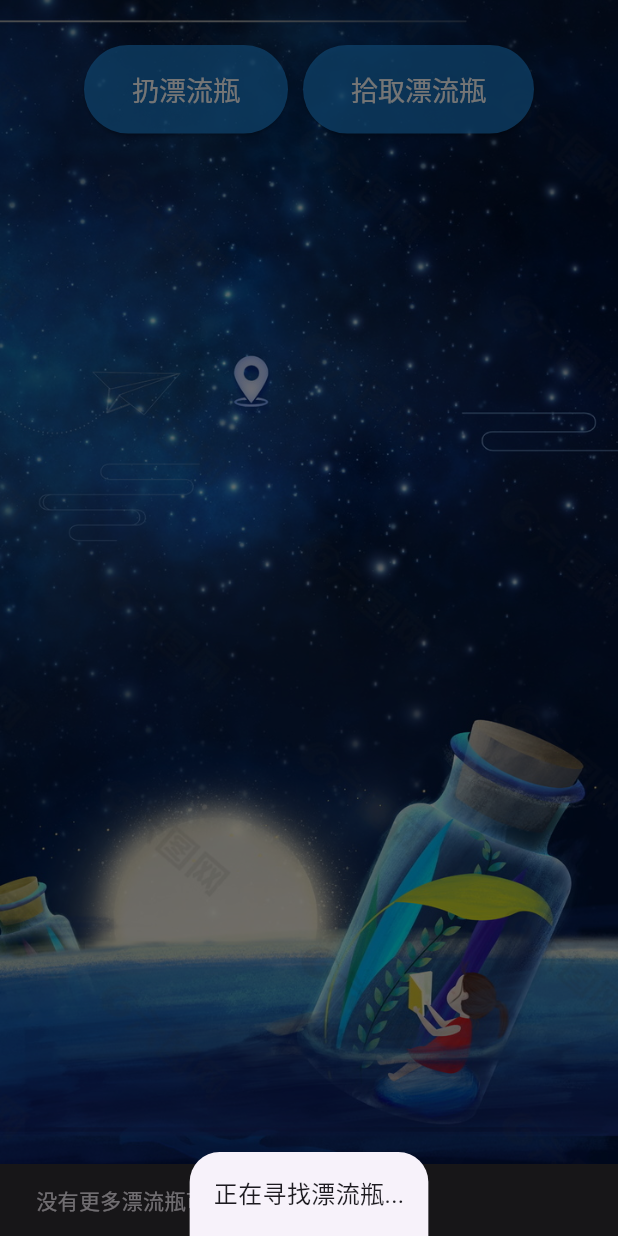
After one commit to xiangxiang3451/EMMOApp, a Flutter app: the DriftBottlePage screen opened directly, after a tap on "拾取漂流瓶", on a phone screen of 412 x 824 dp. The commit adds this screen. Run offline on Flutter 3.47's test engine with Material 3 defaults, Android fonts, the phone set to English and light mode, and no system bars; our stand-ins replace cloud_firestore, firebase_auth, firebase_core, geocoding, geolocator, google_maps_flutter and 2 more; missing offline and left inert: mailer; accounts and stored records are empty.

Commit message:
add bottle

```diff
--- a/lib/main.dart
+++ b/lib/main.dart
@@ -9,12 +9,14 @@ void main() async {
 }
 
 class MyApp extends StatelessWidget {
+  const MyApp({super.key});
+
   @override
   Widget build(BuildContext context) {
     return MaterialApp(
       title: 'Flutter App',
       theme: ThemeData(primarySwatch: Colors.blue),
-      home: LoginScreen(),
+      home: const LoginScreen(),
     );
   }
 }
--- /dev/null
+++ b/lib/screens/driftBottlePage.dart
@@ -0,0 +1,295 @@
+import 'package:flutter/material.dart';
+import 'package:emmo/services/firebase_service.dart';
+
+class DriftBottlePage extends StatefulWidget {
+  @override
+  _DriftBottlePageState createState() => _DriftBottlePageState();
+}
+
+class _DriftBottlePageState extends State<DriftBottlePage> {
+  final FirebaseService _firebaseService = FirebaseService();
+  final TextEditingController _bottleController = TextEditingController();
+  final TextEditingController _responseController = TextEditingController();
+  Map<String, dynamic>? _currentBottle;
+
+  bool _isLoadingThrow = false; // 扔漂流瓶的加载状态
+  bool _isLoadingResponse = false; // 回复漂流瓶的加载状态
+  bool _isLoadingPick = false; // 拾取漂流瓶的加载状态
+
+  /// 扔漂流瓶
+  void _submitBottle() async {
+    final content = _bottleController.text.trim();
+    if (content.isEmpty) {
+      ScaffoldMessenger.of(context).showSnackBar(
+        const SnackBar(content: Text("感受内容不能为空！")),
+      );
+      return;
+    }
+
+    setState(() {
+      _isLoadingThrow = true;
+    });
+
+    try {
+      await _firebaseService.createBottle(content);
+      ScaffoldMessenger.of(context).showSnackBar(
+        const SnackBar(content: Text("漂流瓶已成功投出！")),
+      );
+      _bottleController.clear();
+      Navigator.pop(context); // 关闭弹窗
+    } catch (e) {
+      ScaffoldMessenger.of(context).showSnackBar(
+        SnackBar(content: Text("投出漂流瓶失败：$e")),
+      );
+    } finally {
+      setState(() {
+        _isLoadingThrow = false;
+      });
+    }
+  }
+
+  /// 拾取漂流瓶
+  void _pickBottle() async {
+    setState(() {
+      _isLoadingPick = true;
+    });
+
+    try {
+      final bottle = await _firebaseService.pickBottle();
+      if (bottle != null) {
+        setState(() {
+          _currentBottle = bottle;
+        });
+      } else {
+        ScaffoldMessenger.of(context).showSnackBar(
+          const SnackBar(content: Text("没有更多漂流瓶可拾取！")),
+        );
+      }
+    } catch (e) {
+      ScaffoldMessenger.of(context).showSnackBar(
+        SnackBar(content: Text("拾取漂流瓶失败：$e")),
+      );
+    } finally {
+      setState(() {
+        _isLoadingPick = false;
+      });
+    }
+  }
+
+  /// 回复漂流瓶
+  void _respondToBottle() async {
+    if (_currentBottle == null) {
+      ScaffoldMessenger.of(context).showSnackBar(
+        const SnackBar(content: Text("请先拾取一个漂流瓶！")),
+      );
+      return;
+    }
+
+    final responseContent = _responseController.text.trim();
+    if (responseContent.isEmpty) {
+      ScaffoldMessenger.of(context).showSnackBar(
+        const SnackBar(content: Text("回复内容不能为空！")),
+      );
+      return;
+    }
+
+    setState(() {
+      _isLoadingResponse = true; // 开始加载状态
+    });
+
+    try {
+      await _firebaseService.respondToBottle(_currentBottle!["id"], responseContent);
+      ScaffoldMessenger.of(context).showSnackBar(
+        const SnackBar(content: Text("回应已成功发送！")),
+      );
+
+      // 清空输入框并更新状态
+      setState(() {
+        _currentBottle = null;
+        _responseController.clear();
+      });
+
+      Navigator.pop(context); // 关闭弹窗
+    } catch (e) {
+      ScaffoldMessenger.of(context).showSnackBar(
+        SnackBar(content: Text("发送回应失败，请稍后再试：$e")),
+      );
+    } finally {
+      setState(() {
+        _isLoadingResponse = false; // 完成后结束加载状态
+      });
+    }
+  }
+
+  /// 显示扔漂流瓶窗口
+  void _showThrowBottleDialog() {
+    showModalBottomSheet(
+      context: context,
+      isScrollControlled: true,
+      shape: const RoundedRectangleBorder(
+        borderRadius: BorderRadius.vertical(top: Radius.circular(20)),
+      ),
+      builder: (context) {
+        return Padding(
+          padding: MediaQuery.of(context).viewInsets,
+          child: Container(
+            padding: const EdgeInsets.all(16),
+            child: Column(
+              mainAxisSize: MainAxisSize.min,
+              children: [
+                const SizedBox(height: 16),
+                TextField(
+                  controller: _bottleController,
+                  maxLines: 3,
+                  decoration: const InputDecoration(
+                    hintText: "写下你的感受...",
+                    border: OutlineInputBorder(),
+                  ),
+                ),
+                const SizedBox(height: 16),
+                ElevatedButton(
+                  onPressed: _isLoadingThrow ? null : _submitBottle,
+                  child: _isLoadingThrow
+                      ? const CircularProgressIndicator()
+                      : const Text("扔漂流瓶"),
+                ),
+              ],
+            ),
+          ),
+        );
+      },
+    );
+  }
+
+  /// 显示拾取漂流瓶窗口
+ void _showPickBottleDialog() {
+  _pickBottle();
+  showModalBottomSheet(
+    context: context,
+    isScrollControlled: true,
+    shape: const RoundedRectangleBorder(
+      borderRadius: BorderRadius.vertical(top: Radius.circular(20)),
+    ),
+    builder: (context) {
+      return Padding(
+        padding: MediaQuery.of(context).viewInsets,
+        child: Container(
+          padding: const EdgeInsets.all(16),
+          child: Column(
+            mainAxisSize: MainAxisSize.min,
+            children: [
+              if (_currentBottle == null)
+                const Text(
+                  "正在寻找漂流瓶...",
+                  style: TextStyle(fontSize: 16),
+                )
+              else
+                Column(
+                  children: [
+                    // 漂流瓶的内容显示在不可编辑的 Text 中，并添加边框
+                    Container(
+                      padding: const EdgeInsets.all(8),
+                      decoration: BoxDecoration(
+                        border: Border.all(color: Colors.grey, width: 1),
+                        borderRadius: BorderRadius.circular(8),
+                      ),
+                      width: double.infinity,  // 使其宽度与输入框一致
+                      child: Text(
+                        "${_currentBottle!['content']}",
+                        style: const TextStyle(
+                          fontSize: 16,
+                          fontWeight: FontWeight.bold,
+                        ),
+                        textAlign: TextAlign.left, // 居中显示
+                      ),
+                    ),
+                    const SizedBox(height: 16),
+                    // 回复的输入框，添加边框，并与漂流瓶内容框宽度一致
+                    Container(
+                      decoration: BoxDecoration(
+                        border: Border.all(color: Colors.grey, width: 1),
+                        borderRadius: BorderRadius.circular(8),
+                      ),
+                      width: double.infinity,  // 保证宽度一致
+                      child: TextField(
+                        controller: _responseController,
+                        maxLines: 3,
+                        decoration: const InputDecoration(
+                          hintText: "写下你的鼓励话语...",
+                          border: InputBorder.none,  // 移除内部边框
+                          contentPadding: EdgeInsets.all(10),
+                        ),
+                      ),
+                    ),
+                    const SizedBox(height: 16),
+                    ElevatedButton(
+                      onPressed: _isLoadingResponse ? null : _respondToBottle,
+                      child: _isLoadingResponse
+                          ? const CircularProgressIndicator()
+                          : const Text("发送回应"),
+                    ),
+                  ],
+                ),
+            ],
+          ),
+        ),
+      );
+    },
+  );
+}
+
+
+
+  @override
+  Widget build(BuildContext context) {
+    return Scaffold(
+      body: Center(
+        child: Stack(
+          children: [
+            // 背景图片
+            Container(
+              height: double.infinity,
+              decoration: const BoxDecoration(
+                image: DecorationImage(
+                  image: AssetImage('assets/images/bottle.jpg'), // 图片路径
+                  fit: BoxFit.cover,
+                ),
+              ),
+            ),
+            // 按钮层，悬浮在图片上
+            Positioned(
+              top: 30,
+              left: 0,
+              right: 0,
+              child: Center(
+                child: Row(
+                mainAxisAlignment: MainAxisAlignment.center,
+                children: [
+                  ElevatedButton(
+                    onPressed: _showThrowBottleDialog,
+                    style: ElevatedButton.styleFrom(
+                      padding: const EdgeInsets.symmetric(vertical: 16, horizontal: 32),
+                      textStyle: const TextStyle(fontSize: 18),
+                      backgroundColor: Colors.blue.withOpacity(0.7), // 半透明背景
+                    ),
+                    child: const Text("扔漂流瓶",style: TextStyle(color: Colors.white),),
+                  ),
+                  const SizedBox(width: 10),
+                  ElevatedButton(
+                    onPressed: _showPickBottleDialog,
+                    style: ElevatedButton.styleFrom(
+                      padding: const EdgeInsets.symmetric(vertical: 16, horizontal: 32),
+                      textStyle: const TextStyle(fontSize: 18),
+                      backgroundColor: Colors.blue.withOpacity(0.7), // 半透明背景
+                    ),
+                    child: const Text("拾取漂流瓶",style: TextStyle(color: Colors.white),),
+                  ),
+                ],
+              ),),
+            ),
+          ],
+        ),
+      ),
+    );
+  }
+}
--- a/lib/screens/emotionChatPage.dart
+++ b/lib/screens/emotionChatPage.dart
@@ -4,6 +4,8 @@ import 'package:emmo/services/firebase_service.dart';
 import 'package:flutter/material.dart';
 
 class EmotionChatPage extends StatefulWidget {
+  const EmotionChatPage({super.key});
+
   @override
   _EmotionChatPageState createState() => _EmotionChatPageState();
 }
--- a/lib/screens/home_screen.dart
+++ b/lib/screens/home_screen.dart
@@ -2,7 +2,7 @@ import 'package:emmo/screens/calendar_screen.dart';
 import 'package:emmo/screens/emotionChatPage.dart';
 import 'package:emmo/screens/mood_screen.dart';
 import 'package:emmo/screens/setting_screen.dart';
-import 'package:emmo/screens/statistics_screen.dart';
+import 'package:emmo/screens/driftBottlePage.dart';
 import 'package:emmo/screens/visualizationNote.dart';
 import 'package:flutter/material.dart';
 
@@ -21,7 +21,7 @@ class _HomeScreenState extends State<HomeScreen> {
     const CalendarScreen(),
     EmotionChatPage(),
     const Visualizationnote(),
-    const StatisticsScreen(),
+    DriftBottlePage(),
     const SettingScreen()
   ];
 
--- a/lib/screens/visualizationNote.dart
+++ b/lib/screens/visualizationNote.dart
@@ -122,14 +122,14 @@ class _VisualizationnoteState extends State<Visualizationnote> {
                                   ),
                                   const SizedBox(height: 4),
                                   Text(
-                                    '地址: $address',
+                                    'address: $address',
                                     overflow: TextOverflow.ellipsis,
                                     maxLines: 1,
                                     style: const TextStyle(fontSize: 14),
                                   ),
                                   const SizedBox(height: 4),
                                   Text(
-                                    '备注: $thoughts',
+                                    'note: $thoughts',
                                     overflow: TextOverflow.ellipsis,
                                     maxLines: 1,
                                     style: const TextStyle(fontSize: 14),
--- a/lib/services/firebase_service.dart
+++ b/lib/services/firebase_service.dart
@@ -1,5 +1,6 @@
 import 'dart:convert';
 import 'dart:io';
+import 'dart:math';
 import 'package:cloud_firestore/cloud_firestore.dart';
 import 'package:emmo/authentication/authentication_service.dart';
 import 'package:firebase_auth/firebase_auth.dart';
@@ -38,7 +39,8 @@ class FirebaseService {
   }
 
   // 获取验证码并保存到 Firestore
-  Future<void> saveVerificationCodeToFirebase(String email, String verificationCode) async {
+  Future<void> saveVerificationCodeToFirebase(
+      String email, String verificationCode) async {
     try {
       final userRef = _firestore.collection('users').doc(email);
       await userRef.set({
@@ -93,8 +95,7 @@ class FirebaseService {
     }
   }
 
-
-   /// 将情绪记录保存到 Firestore
+  /// 将情绪记录保存到 Firestore
   Future<void> saveEmotionRecord({
     required String address,
     required String thoughts,
@@ -106,7 +107,7 @@ class FirebaseService {
   }) async {
     try {
       // 获取当前用户
-        String? currentUserEmail = AuthenticationService.currentUserEmail;
+      String? currentUserEmail = AuthenticationService.currentUserEmail;
 
       if (currentUserEmail == null) {
         throw Exception("用户未登录，无法保存记录。");
@@ -128,20 +129,20 @@ class FirebaseService {
         'weekday': weekday,
         'time': DateTime.now().toIso8601String(),
         'photo': base64Image, // 图片编码（如果有）
-        'expression':expression,
-        'color':color.value,
+        'expression': expression,
+        'color': color.value,
       };
 
       // 保存到 Firestore 的 "record" 集合
       await _firestore.collection('record').add(recordData);
-    } catch (e,stackTrace) {
+    } catch (e, stackTrace) {
       print("保存记录时出错: $e");
 
-    // 抛出详细的异常信息
-    throw Exception("无法保存情绪记录：$e\nStack Trace: $stackTrace");
+      // 抛出详细的异常信息
+      throw Exception("无法保存情绪记录：$e\nStack Trace: $stackTrace");
     }
+  }
 
-  }
   Future<void> saveChatSummary(String userEmail, String summary) async {
     String? currentUserEmail = AuthenticationService.currentUserEmail;
 
@@ -157,4 +158,85 @@ class FirebaseService {
     }
   }
 
+  /// 投递漂流瓶
+  Future<void> createBottle(String content) async {
+    String? currentUserEmail = AuthenticationService.currentUserEmail;
+
+    if (currentUserEmail == null) {
+      throw Exception("用户未登录");
+    }
+
+    final bottle = {
+      "content": content,
+      "author_id": currentUserEmail,
+      "created_at": DateTime.now().toIso8601String(),
+      "status": "open", // 默认状态为 open
+    };
+
+    try {
+      await FirebaseFirestore.instance.collection('bottles').add(bottle);
+      print("漂流瓶已投出！");
+    } catch (e) {
+      print("创建漂流瓶失败：$e");
+      throw e;
+    }
+  }
+
+  Future<Map<String, dynamic>?> pickBottle() async {
+  try {
+    // 获取所有状态为 open 的漂流瓶
+    final querySnapshot = await FirebaseFirestore.instance
+        .collection('bottles')
+        .where("status", isEqualTo: "open")
+        .get();
+
+    if (querySnapshot.docs.isNotEmpty) {
+      // 随机挑选一个漂流瓶
+      final random = Random();
+      final randomDoc = querySnapshot.docs[random.nextInt(querySnapshot.docs.length)];
+      return {
+        "id": randomDoc.id, // 文档 ID
+        "content": randomDoc["content"],
+        "author_id": randomDoc["author_id"],
+      };
+    } else {
+      print("没有更多的漂流瓶！");
+      return null;
+    }
+  } catch (e) {
+    print("拾取漂流瓶失败：$e");
+    return null;
+  }
 }
+
+Future<void> respondToBottle(String bottleId, String responseContent) async {
+  String? currentUserEmail = AuthenticationService.currentUserEmail;
+
+  if (currentUserEmail == null) {
+    throw Exception("用户未登录");
+  }
+
+  final response = {
+    "bottle_id": bottleId,
+    "responder_id": currentUserEmail,
+    "response_content": responseContent,
+    "created_at": DateTime.now().toIso8601String(),
+  };
+
+  try {
+    // 添加回应
+    await FirebaseFirestore.instance.collection('responses').add(response);
+
+    // 更新漂流瓶状态为 responded
+    await FirebaseFirestore.instance.collection('bottles').doc(bottleId).update({
+      "status": "responded",
+    });
+
+    print("回应已发送！");
+  } catch (e) {
+    print("回应失败：$e");
+    throw e;
+  }
+}
+
+}
--- a/lib/services/gpt_service.dart
+++ b/lib/services/gpt_service.dart
@@ -3,7 +3,7 @@ import 'package:emmo/utils/constants.dart';
 import 'package:http/http.dart' as http;
 
 class GPTService {
-  final String _apiKey = '$gptKey';
+  final String _apiKey = gptKey;
 
   Future<String> getEmotionResponse(List<Map<String, String>> chatHistory) async {
     const apiUrl = 'https://sg.uiuiapi.com/v1/chat/completions';
--- a/pubspec.yaml
+++ b/pubspec.yaml
@@ -36,3 +36,5 @@ flutter:
 
 
   uses-material-design: true
+  assets:
+    - assets/images/bottle.jpg
```
Also changed, not shown: lib/authentication/authentication_service.dart (+4 -4 lines), lib/screens/mood_screen.dart (+4 -4 lines), lib/screens/statistics_screen.dart (deleted, +0 -15 lines), assets/images/bottle.jpg (added).
